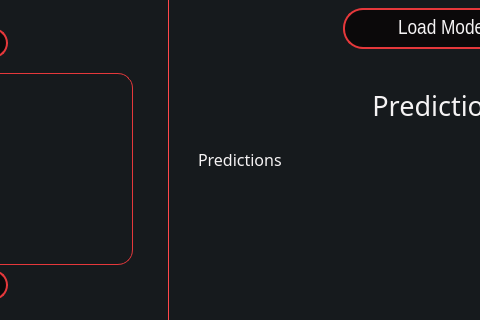
The window that main-page.ui (heidariarash/NN2GUI) describes before a commit, drawn with Qt 5; both pictures show x 282 to 762 and y 302 to 622 of the 1000 by 750 pixel window.
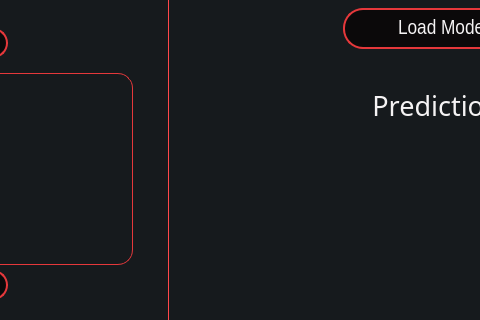
The same window after the commit. Icons and pictures are not drawn.

Commit message: load button for pytorch complete

Patch:
```diff
--- a/main-page.ui
+++ b/main-page.ui
@@ -746,7 +746,7 @@
 }</string>
     </property>
     <property name="text">
-     <string>Predictions</string>
+     <string/>
     </property>
     <property name="textFormat">
      <enum>Qt::PlainText</enum>
```
The commit also changes 1 other file.
